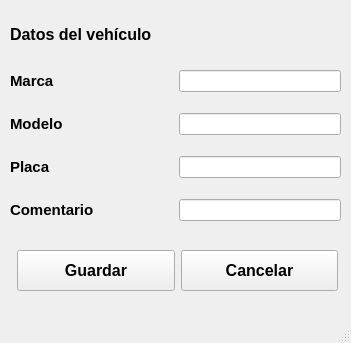
Before: the Qt Designer form interfaz_datos_vehiculo.ui in luisgl90/PVE-Python, drawn with Qt 5.
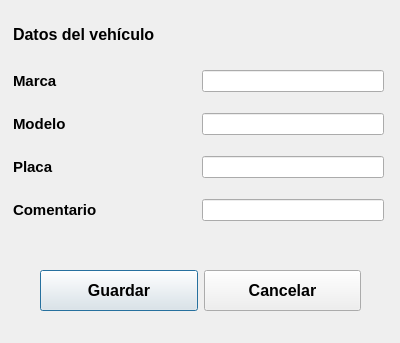
After: the same form once the commit is applied.

Commit message: Info UI & Update prueba frontend

```diff
--- a/interfaz_datos_vehiculo.ui
+++ b/interfaz_datos_vehiculo.ui
@@ -1,25 +1,24 @@
 <?xml version="1.0" encoding="UTF-8"?>
 <ui version="4.0">
- <class>MainWindow</class>
- <widget class="QMainWindow" name="MainWindow">
+ <class>Dialog</class>
+ <widget class="QDialog" name="Dialog">
   <property name="geometry">
    <rect>
     <x>0</x>
     <y>0</y>
-    <width>351</width>
+    <width>400</width>
     <height>343</height>
    </rect>
   </property>
   <property name="windowTitle">
    <string>MainWindow</string>
   </property>
-  <widget class="QWidget" name="centralwidget">
    <widget class="QWidget" name="verticalLayoutWidget">
     <property name="geometry">
      <rect>
-      <x>10</x>
+     <x>13</x>
       <y>10</y>
-      <width>331</width>
+     <width>371</width>
       <height>231</height>
      </rect>
     </property>
@@ -240,8 +239,8 @@
    <widget class="QWidget" name="horizontalLayoutWidget">
     <property name="geometry">
      <rect>
-      <x>17</x>
-      <y>250</y>
+     <x>40</x>
+     <y>270</y>
       <width>321</width>
       <height>41</height>
      </rect>
@@ -304,18 +303,6 @@
      </item>
     </layout>
    </widget>
-  </widget>
-  <widget class="QMenuBar" name="menubar">
-   <property name="geometry">
-    <rect>
-     <x>0</x>
-     <y>0</y>
-     <width>351</width>
-     <height>21</height>
-    </rect>
-   </property>
-  </widget>
-  <widget class="QStatusBar" name="statusbar"/>
  </widget>
  <resources/>
  <connections/>
```
Left out of the diff: 16 changed lines with no effect on the pictures. Lines whose indentation alone changed are shown as unchanged. The commit also changes 7 other files.
